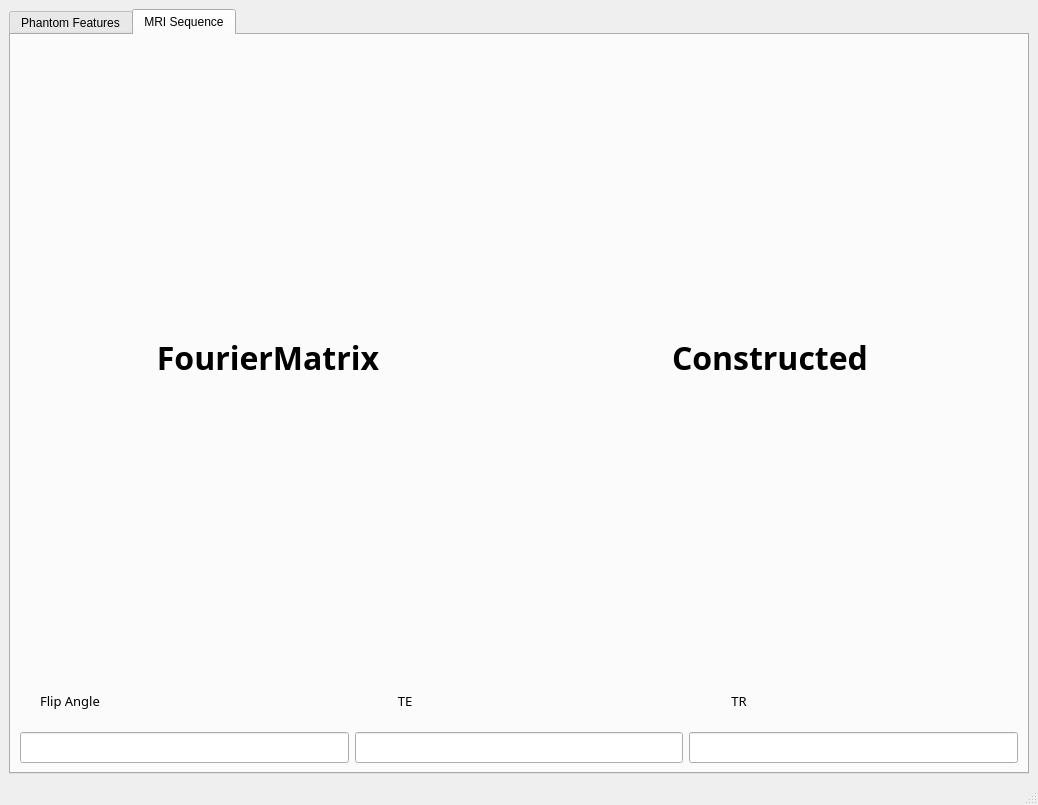
Qt form task22.ui (habiba1997/MRITask2-) before a commit.
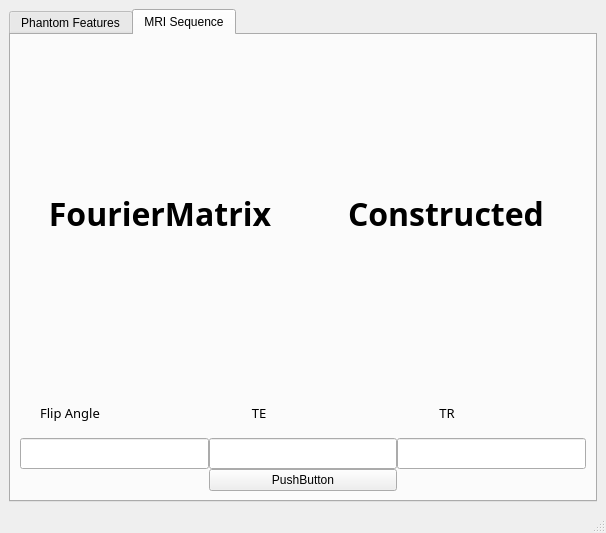
The same form after that commit. The open tabs and pages were chosen to show the change. Custom widgets are drawn as their Qt base class.

Commit message: ForLoopDone in Task2MRI

```diff
--- a/task22.ui
+++ b/task22.ui
@@ -6,8 +6,8 @@
    <rect>
     <x>0</x>
     <y>0</y>
-    <width>1038</width>
-    <height>805</height>
+    <width>570</width>
+    <height>533</height>
    </rect>
   </property>
   <property name="windowTitle">
@@ -18,7 +18,7 @@
     <item row="0" column="0">
      <widget class="QTabWidget" name="tabWidget">
       <property name="currentIndex">
-       <number>0</number>
+       <number>1</number>
       </property>
       <widget class="QWidget" name="tab">
        <attribute name="title">
@@ -236,49 +236,12 @@
         <string>MRI Sequence</string>
        </attribute>
        <layout class="QGridLayout" name="gridLayout_5">
-        <item row="0" column="0">
-         <layout class="QGridLayout" name="gridLayout_4">
-          <item row="0" column="0">
-           <widget class="QLabel" name="FourierMatrix">
-            <property name="font">
-             <font>
-              <family>STIX</family>
-              <pointsize>24</pointsize>
-              <weight>75</weight>
-              <bold>true</bold>
-             </font>
-            </property>
-            <property name="text">
-             <string>FourierMatrix</string>
-            </property>
-            <property name="alignment">
-             <set>Qt::AlignCenter</set>
-            </property>
-           </widget>
-          </item>
-          <item row="0" column="1">
-           <widget class="QLabel" name="Constructed">
-            <property name="font">
-             <font>
-              <family>STIX</family>
-              <pointsize>24</pointsize>
-              <weight>75</weight>
-              <bold>true</bold>
-             </font>
-            </property>
-            <property name="text">
-             <string>Constructed</string>
-            </property>
-            <property name="alignment">
-             <set>Qt::AlignCenter</set>
-            </property>
-           </widget>
-          </item>
-         </layout>
-        </item>
         <item row="1" column="0">
          <layout class="QGridLayout" name="gridLayout_3">
-          <item row="1" column="2">
+          <property name="spacing">
+           <number>0</number>
+          </property>
+          <item row="2" column="2">
            <widget class="QLineEdit" name="TR">
             <property name="font">
              <font>
@@ -287,7 +250,56 @@
             </property>
            </widget>
           </item>
-          <item row="0" column="0">
+          <item row="2" column="1">
+           <widget class="QLineEdit" name="TE">
+            <property name="font">
+             <font>
+              <pointsize>14</pointsize>
+             </font>
+            </property>
+           </widget>
+          </item>
+          <item row="3" column="1">
+           <widget class="QPushButton" name="Reconstruction">
+            <property name="text">
+             <string>PushButton</string>
+            </property>
+           </widget>
+          </item>
+          <item row="2" column="0">
+           <widget class="QLineEdit" name="flipAngle">
+            <property name="font">
+             <font>
+              <pointsize>14</pointsize>
+             </font>
+            </property>
+           </widget>
+          </item>
+          <item row="1" column="1">
+           <widget class="QLabel" name="label_6">
+            <property name="maximumSize">
+             <size>
+              <width>100</width>
+              <height>16777215</height>
+             </size>
+            </property>
+            <property name="font">
+             <font>
+              <family>Gillius ADF No2</family>
+              <pointsize>10</pointsize>
+              <weight>50</weight>
+              <bold>false</bold>
+             </font>
+            </property>
+            <property name="text">
+             <string>TE</string>
+            </property>
+            <property name="alignment">
+             <set>Qt::AlignCenter</set>
+            </property>
+           </widget>
+          </item>
+          <item row="1" column="0">
            <widget class="QLabel" name="label_7">
             <property name="maximumSize">
              <size>
@@ -312,7 +324,7 @@
             </property>
            </widget>
           </item>
-          <item row="0" column="2">
+          <item row="1" column="2">
            <widget class="QLabel" name="label_8">
             <property name="maximumSize">
              <size>
@@ -336,46 +348,44 @@
             </property>
            </widget>
           </item>
-          <item row="1" column="1">
-           <widget class="QLineEdit" name="TE">
-            <property name="font">
-             <font>
-              <pointsize>14</pointsize>
-             </font>
-            </property>
-           </widget>
-          </item>
+         </layout>
+        </item>
+        <item row="0" column="0">
+         <layout class="QGridLayout" name="gridLayout_4">
           <item row="0" column="1">
-           <widget class="QLabel" name="label_6">
-            <property name="maximumSize">
-             <size>
-              <width>100</width>
-              <height>16777215</height>
-             </size>
-            </property>
+           <widget class="QLabel" name="Constructed">
             <property name="font">
              <font>
-              <family>Gillius ADF No2</family>
-              <pointsize>10</pointsize>
-              <weight>50</weight>
-              <bold>false</bold>
+              <family>STIX</family>
+              <pointsize>24</pointsize>
+              <weight>75</weight>
+              <bold>true</bold>
              </font>
             </property>
             <property name="text">
-             <string>TE</string>
+             <string>Constructed</string>
             </property>
             <property name="alignment">
              <set>Qt::AlignCenter</set>
             </property>
            </widget>
           </item>
-          <item row="1" column="0">
-           <widget class="QLineEdit" name="flipAngle">
+          <item row="0" column="0">
+           <widget class="QLabel" name="FourierMatrix">
             <property name="font">
              <font>
-              <pointsize>14</pointsize>
+              <family>STIX</family>
+              <pointsize>24</pointsize>
+              <weight>75</weight>
+              <bold>true</bold>
              </font>
             </property>
+            <property name="text">
+             <string>FourierMatrix</string>
+            </property>
+            <property name="alignment">
+             <set>Qt::AlignCenter</set>
+            </property>
            </widget>
           </item>
          </layout>
@@ -391,8 +401,8 @@
     <rect>
      <x>0</x>
      <y>0</y>
-     <width>1038</width>
-     <height>26</height>
+     <width>570</width>
+     <height>20</height>
     </rect>
    </property>
   </widget>
```
The commit also changes 14 other files.
